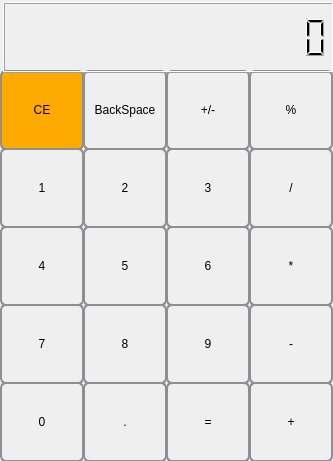
First picture: the form in qt_practic/004_calculater/calculater.ui, repository Axe1s/qt-practik, before the edit.
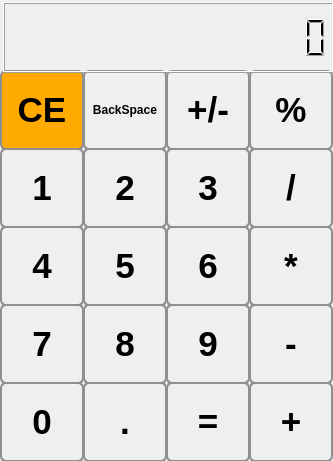
Second picture: the form after the edit.

Patch:
```diff
--- a/qt_practic/004_calculater/calculater.ui
+++ b/qt_practic/004_calculater/calculater.ui
@@ -23,6 +23,13 @@
       <height>80</height>
      </rect>
     </property>
+    <property name="font">
+     <font>
+      <pointsize>26</pointsize>
+      <weight>75</weight>
+      <bold>true</bold>
+     </font>
+    </property>
     <property name="styleSheet">
      <string notr="true">QPushButton {
     border: 2px solid #8f8f91;
@@ -57,6 +64,12 @@
       <height>80</height>
      </rect>
     </property>
+    <property name="font">
+     <font>
+      <weight>75</weight>
+      <bold>true</bold>
+     </font>
+    </property>
     <property name="styleSheet">
      <string notr="true">QPushButton {
     border: 2px solid #8f8f91;
@@ -92,6 +105,13 @@
       <height>80</height>
      </rect>
     </property>
+    <property name="font">
+     <font>
+      <pointsize>26</pointsize>
+      <weight>75</weight>
+      <bold>true</bold>
+     </font>
+    </property>
     <property name="styleSheet">
      <string notr="true">QPushButton {
     border: 2px solid #8f8f91;
@@ -127,6 +147,13 @@
       <height>80</height>
      </rect>
     </property>
+    <property name="font">
+     <font>
+      <pointsize>26</pointsize>
+      <weight>75</weight>
+      <bold>true</bold>
+     </font>
+    </property>
     <property name="styleSheet">
      <string notr="true">QPushButton {
     border: 2px solid #8f8f91;
@@ -162,6 +189,13 @@
       <height>80</height>
      </rect>
     </property>
+    <property name="font">
+     <font>
+      <pointsize>26</pointsize>
+      <weight>75</weight>
+      <bold>true</bold>
+     </font>
+    </property>
     <property name="styleSheet">
      <string notr="true">QPushButton {
     border: 2px solid #8f8f91;
@@ -197,6 +231,13 @@
       <height>80</height>
      </rect>
     </property>
+    <property name="font">
+     <font>
+      <pointsize>26</pointsize>
+      <weight>75</weight>
+      <bold>true</bold>
+     </font>
+    </property>
     <property name="styleSheet">
      <string notr="true">QPushButton {
     border: 2px solid #8f8f91;
@@ -232,6 +273,13 @@
       <height>80</height>
      </rect>
     </property>
+    <property name="font">
+     <font>
+      <pointsize>26</pointsize>
+      <weight>75</weight>
+      <bold>true</bold>
+     </font>
+    </property>
     <property name="styleSheet">
      <string notr="true">QPushButton {
     border: 2px solid #8f8f91;
@@ -267,6 +315,14 @@
       <height>80</height>
      </rect>
     </property>
+    <property name="font">
+     <font>
+      <family>MS Shell Dlg 2</family>
+      <pointsize>26</pointsize>
+      <weight>75</weight>
+      <bold>true</bold>
+     </font>
+    </property>
     <property name="styleSheet">
      <string notr="true">QPushButton {
     border: 2px solid #8f8f91;
@@ -302,6 +358,13 @@
       <height>80</height>
      </rect>
     </property>
+    <property name="font">
+     <font>
+      <pointsize>26</pointsize>
+      <weight>75</weight>
+      <bold>true</bold>
+     </font>
+    </property>
     <property name="styleSheet">
      <string notr="true">QPushButton {
     border: 2px solid #8f8f91;
@@ -337,6 +400,13 @@
       <height>80</height>
      </rect>
     </property>
+    <property name="font">
+     <font>
+      <pointsize>26</pointsize>
+      <weight>75</weight>
+      <bold>true</bold>
+     </font>
+    </property>
     <property name="styleSheet">
      <string notr="true">QPushButton {
     border: 2px solid #8f8f91;
@@ -372,6 +442,13 @@
       <height>80</height>
      </rect>
     </property>
+    <property name="font">
+     <font>
+      <pointsize>26</pointsize>
+      <weight>75</weight>
+      <bold>true</bold>
+     </font>
+    </property>
     <property name="styleSheet">
      <string notr="true">QPushButton {
     border: 2px solid #8f8f91;
@@ -407,6 +484,13 @@
       <height>80</height>
      </rect>
     </property>
+    <property name="font">
+     <font>
+      <pointsize>26</pointsize>
+      <weight>75</weight>
+      <bold>true</bold>
+     </font>
+    </property>
     <property name="styleSheet">
      <string notr="true">QPushButton {
     border: 2px solid #8f8f91;
@@ -442,6 +526,13 @@
       <height>80</height>
      </rect>
     </property>
+    <property name="font">
+     <font>
+      <pointsize>26</pointsize>
+      <weight>75</weight>
+      <bold>true</bold>
+     </font>
+    </property>
     <property name="styleSheet">
      <string notr="true">QPushButton {
     border: 2px solid #8f8f91;
@@ -477,6 +568,13 @@
       <height>80</height>
      </rect>
     </property>
+    <property name="font">
+     <font>
+      <pointsize>26</pointsize>
+      <weight>75</weight>
+      <bold>true</bold>
+     </font>
+    </property>
     <property name="styleSheet">
      <string notr="true">QPushButton {
     border: 2px solid #8f8f91;
@@ -512,6 +610,13 @@
       <height>80</height>
      </rect>
     </property>
+    <property name="font">
+     <font>
+      <pointsize>26</pointsize>
+      <weight>75</weight>
+      <bold>true</bold>
+     </font>
+    </property>
     <property name="styleSheet">
      <string notr="true">QPushButton {
     border: 2px solid #8f8f91;
@@ -547,6 +652,13 @@
       <height>80</height>
      </rect>
     </property>
+    <property name="font">
+     <font>
+      <pointsize>26</pointsize>
+      <weight>75</weight>
+      <bold>true</bold>
+     </font>
+    </property>
     <property name="styleSheet">
      <string notr="true">QPushButton {
     border: 2px solid #8f8f91;
@@ -582,6 +694,13 @@
       <height>80</height>
      </rect>
     </property>
+    <property name="font">
+     <font>
+      <pointsize>26</pointsize>
+      <weight>75</weight>
+      <bold>true</bold>
+     </font>
+    </property>
     <property name="styleSheet">
      <string notr="true">QPushButton {
     border: 2px solid #8f8f91;
@@ -617,6 +736,13 @@
       <height>80</height>
      </rect>
     </property>
+    <property name="font">
+     <font>
+      <pointsize>26</pointsize>
+      <weight>75</weight>
+      <bold>true</bold>
+     </font>
+    </property>
     <property name="styleSheet">
      <string notr="true">QPushButton {
     border: 2px solid #8f8f91;
@@ -652,6 +778,13 @@
       <height>80</height>
      </rect>
     </property>
+    <property name="font">
+     <font>
+      <pointsize>26</pointsize>
+      <weight>75</weight>
+      <bold>true</bold>
+     </font>
+    </property>
     <property name="styleSheet">
      <string notr="true">QPushButton {
     border: 2px solid #8f8f91;
@@ -687,6 +820,13 @@
       <height>80</height>
      </rect>
     </property>
+    <property name="font">
+     <font>
+      <pointsize>26</pointsize>
+      <weight>75</weight>
+      <bold>true</bold>
+     </font>
+    </property>
     <property name="styleSheet">
      <string notr="true">QPushButton {
     border: 2px solid #8f8f91;
```
Left out of the diff: 61 changed lines with no effect on the pictures.
